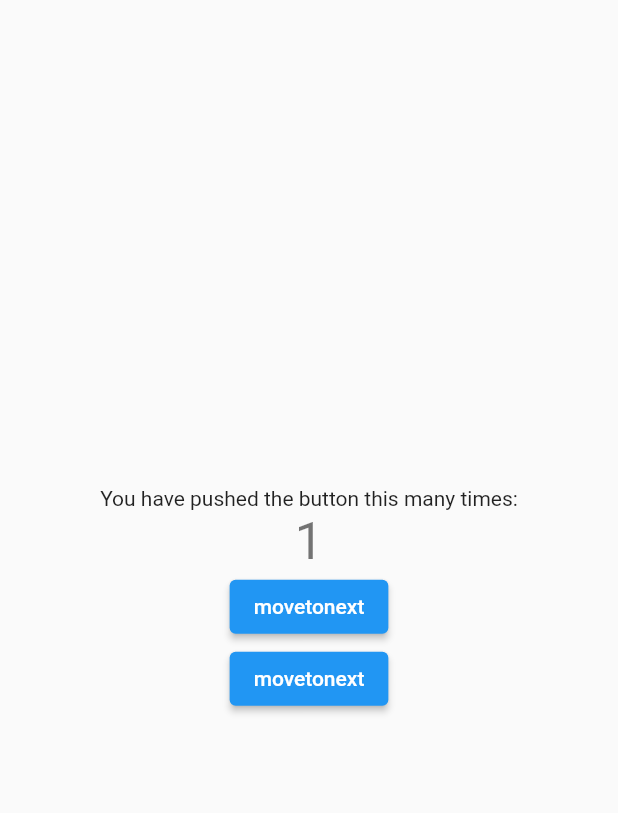
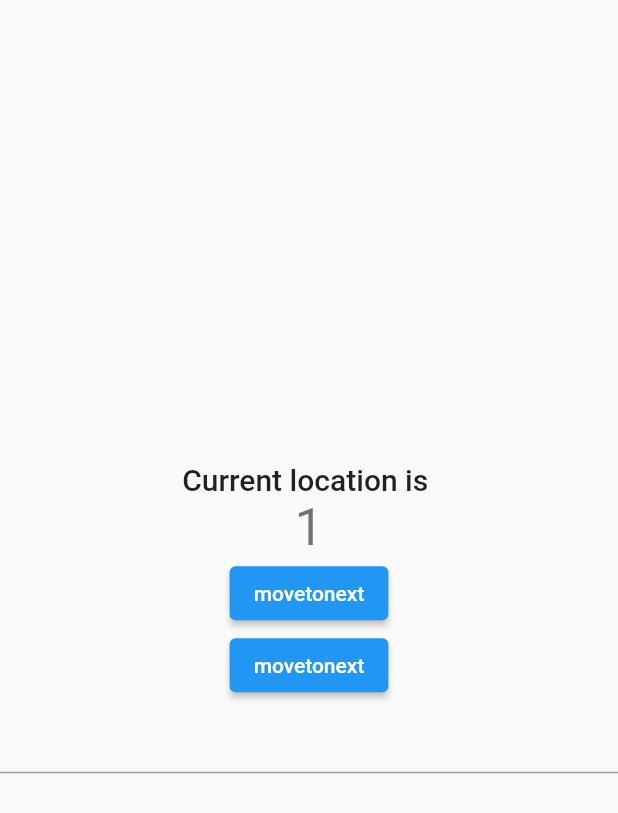
Before and after one commit to mohammedismayil/fista, a Flutter app: the screen it shows after launch, after a tap on "movetonext", on a phone screen of 412 x 824 dp. Shown: the top 813 px of the screen. Run offline on Flutter 3.47's test engine with Material 2 defaults, Android fonts, the phone set to English and light mode, and no system bars.

Commit message:
location provider textfield added

```diff
--- a/lib/Screens/ProviderPattern/LocationProvider.dart
+++ b/lib/Screens/ProviderPattern/LocationProvider.dart
@@ -16,10 +16,11 @@ class LocationText extends StatelessWidget {
 
   @override
   Widget build(BuildContext context) {
+    print("building location text widget from provider");
     return Text(
 
         /// Calls `context.watch` to make [Count] rebuild when [Counter] changes.
-        '${context.watch<LocationProvider>().location}',
+        'Current location is ${context.watch<LocationProvider>().location}',
         key: const Key('locationState'),
         style: Theme.of(context).textTheme.headline6);
   }
--- a/lib/Screens/ProviderPattern/Screen1.dart
+++ b/lib/Screens/ProviderPattern/Screen1.dart
@@ -21,7 +21,8 @@ class _Screen1State extends State<Screen1> {
         child: Column(
           mainAxisAlignment: MainAxisAlignment.center,
           children: [
-            Text('You have pushed the button this many times:'),
+            LocationText(),
+
             Count(),
             ElevatedButton(
                 onPressed: () {
@@ -36,7 +37,12 @@ class _Screen1State extends State<Screen1> {
                   );
                 },
                 child: Text("movetonext")),
-            LocationText()
+            TextField(
+              textAlign: TextAlign.center,
+              onSubmitted: (value) =>
+                  {context.read<LocationProvider>().setLocation(value)},
+              onChanged: (value) => {},
+            )
           ],
         ),
       ),
--- a/lib/Screens/ProviderPattern/Screen3.dart
+++ b/lib/Screens/ProviderPattern/Screen3.dart
@@ -2,6 +2,7 @@ import 'package:flutter/material.dart';
 import 'package:provider/provider.dart';
 
 import 'CounterProvider.dart';
+import 'LocationProvider.dart';
 
 class Screen3 extends StatefulWidget {
   const Screen3({Key? key}) : super(key: key);
@@ -19,7 +20,9 @@ class _Screen3State extends State<Screen3> {
           child: Container(
         child: Column(
           children: [
+
             Text("Screen 3"),
+            LocationText(),
             Row(
               mainAxisAlignment: MainAxisAlignment.center,
               children: [
```
Also changed, not shown: lib/Screens/ProviderPattern/Screen2.dart (+7 -0 lines).
